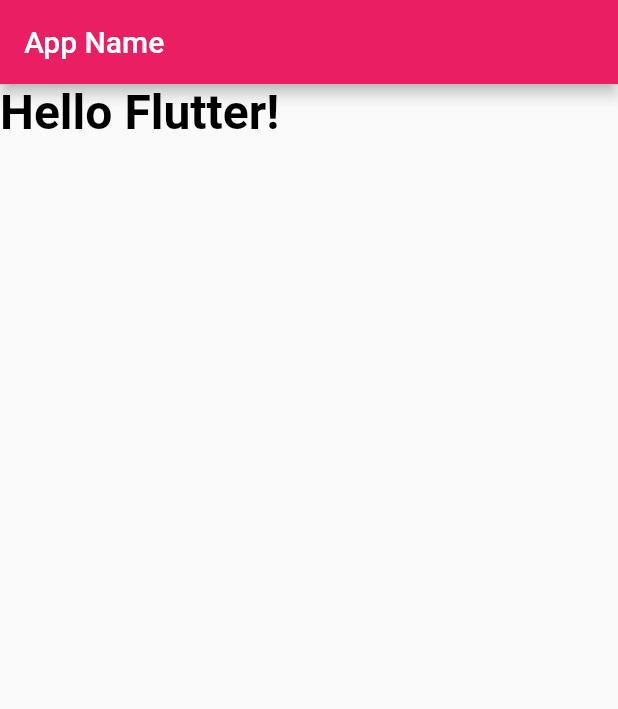
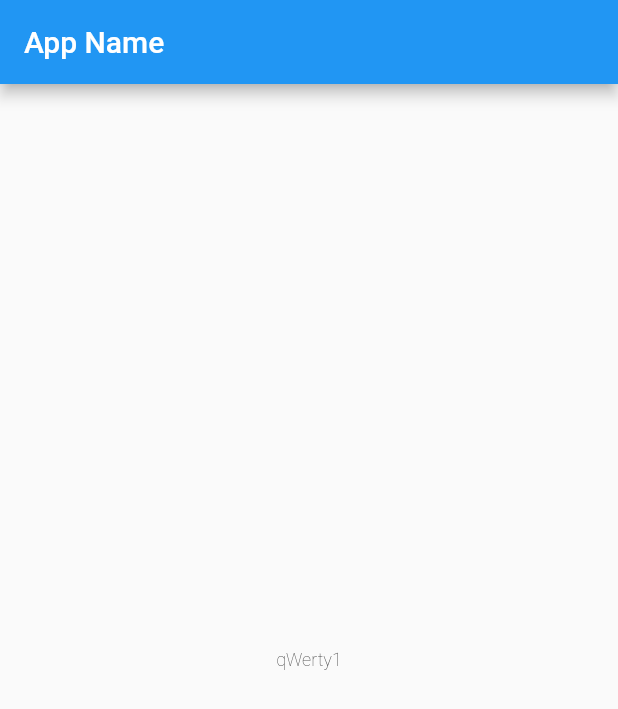
Before and after one commit to JunichiroKohari/First-Flutter-Project, a Flutter app: the screen it shows after launch, on a phone screen of 412 x 824 dp. Shown: the top 709 px of the screen. Run offline on Flutter 3.47's test engine with Material 2 defaults, Android fonts, the phone set to English and light mode, and no system bars.

Commit message:
中央ぞろえ

```diff
--- a/hello_rectangle/lib/main.dart
+++ b/hello_rectangle/lib/main.dart
@@ -10,9 +10,9 @@ class MyApp extends StatelessWidget {
     return new MaterialApp(
       title: 'Generated App',
       theme: new ThemeData(
-        primarySwatch: Colors.pink,
-        primaryColor: const Color(0xFFe91e63),
-        accentColor: const Color(0xFFe91e63),
+        primarySwatch: Colors.blue,
+        primaryColor: const Color(0xFF2196f3),
+        accentColor: const Color(0xFF2196f3),
         canvasColor: const Color(0xFFfafafa),
       ),
       home: new MyHomePage(),
@@ -34,22 +34,16 @@ class _MyHomePageState extends State<MyHomePage> {
           title: new Text('App Name'),
           ),
         body:
-          new Text(
-          "Hello Flutter!",
-          // TextStyle : テキストのスタイルを扱うクラス
-            style: new TextStyle(fontSize:32.0,
-            /**
-             * Colorについて
-             * ・定数扱いにしてconst Colorを使うと、例えば同じ値のColorを作成するような場合、同じインスタンスが
-             * 参照されるようになり、メモリが節約できる。Colorでは、インスタンスを作成する際にはnewではなく、
-             * constを使うのが一般的。
-             * ・ARGBの値を個別に引数で指定してインスタンスを作成するメソッドも用意されている。
-             * Color.fromARGB([A], [R], [G], [B])  引数には各値0~255を整数で指定。
-             * ・Colorsクラスのプロパティを使って色を指定するという方法もある。ex. Colors.blue
-             */
-            color: const Color(0xFF000000),
-            fontWeight: FontWeight.w700,
-            fontFamily: "Roboto"),
+          new Center(
+            child:
+              new Text(
+              "qWerty1",
+                style: new TextStyle(fontSize:12.0,
+                color: const Color(0xFF000000),
+                fontWeight: FontWeight.w200,
+                fontFamily: "Roboto"),
+              ),
+
           ),
 
       );
```
